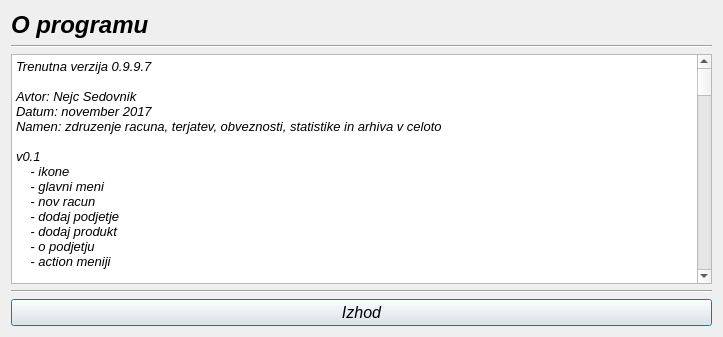
First picture: the form in oprogramu.ui, repository MaxMaxy/racun, before the edit.
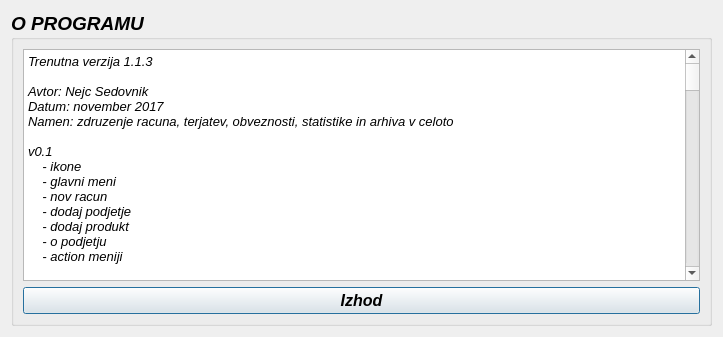
Second picture: the form after the edit.

The edit to the form file:
```diff
--- a/oprogramu.ui
+++ b/oprogramu.ui
@@ -26,41 +26,24 @@
   <property name="windowTitle">
    <string>Dialog</string>
   </property>
-  <layout class="QGridLayout" name="gridLayout">
+  <layout class="QGridLayout" name="gridLayout_2">
    <item row="0" column="0">
-    <layout class="QVBoxLayout" name="verticalLayout">
-     <item>
-      <widget class="QLabel" name="label">
+    <widget class="QGroupBox" name="groupBox">
        <property name="font">
         <font>
-         <family>MS Sans Serif</family>
-         <pointsize>18</pointsize>
+       <pointsize>14</pointsize>
          <weight>75</weight>
-         <italic>true</italic>
          <bold>true</bold>
         </font>
        </property>
-       <property name="text">
-        <string>O programu</string>
-       </property>
-       <property name="buddy">
-        <cstring>plainTextEdit</cstring>
-       </property>
-      </widget>
-     </item>
-     <item>
-      <widget class="Line" name="line">
-       <property name="font">
-        <font>
-         <italic>true</italic>
-        </font>
-       </property>
-       <property name="orientation">
-        <enum>Qt::Horizontal</enum>
-       </property>
-      </widget>
-     </item>
-     <item>
+     <property name="title">
+      <string>O PROGRAMU</string>
+     </property>
+     <property name="flat">
+      <bool>true</bool>
+     </property>
+     <layout class="QGridLayout" name="gridLayout">
+      <item row="0" column="0">
       <widget class="QPlainTextEdit" name="plainTextEdit">
        <property name="enabled">
         <bool>true</bool>
@@ -75,14 +58,16 @@
         <font>
          <family>MS Sans Serif</family>
          <pointsize>10</pointsize>
+          <weight>50</weight>
          <italic>true</italic>
+          <bold>false</bold>
         </font>
        </property>
        <property name="readOnly">
         <bool>true</bool>
        </property>
        <property name="plainText">
-        <string>Trenutna verzija 0.9.9.7
+         <string>Trenutna verzija 1.1.3
 
 Avtor: Nejc Sedovnik
 Datum: november 2017
@@ -190,25 +175,40 @@
     - posodobljeno popravljanje produktov v Dodaj/popravi produkt
     - nov racun popravljena dobavnica
 
+v0.9.9.9
+    - dodana statistika za obveznosti
+    - pri testiranju ni zaznanih programskih tezav
+
+v1.0
+    - dodano posiljanje racuna preko maila
+    - popravljena statistika v obveznostih
+    - popravljena tezava pri dodajanju produktov v nov racun
+    - stilski popravki
+    - dodana moznost obrocnega placila v placilu racuna
+
+v1.1
+    - narejen backup nastavitev v nastavitvah
+    - stilski popravki
+
+v1.1.1
+    - moznost izdelave eRacuna vsem strankam
+
+v1.1.2
+    - v terjatve / obveznosti dodana moznost kopiranja vsebine racuna v clipboard (namenjeno lepljenju v email)
+
+v1.1.3
+    - spremenjen popust v racunu
+    - moznost dodajanja popusta posameznemu produktu
+    - spremenjeno sestevanje vsot
+    - spremenjen arhiv za popravek racuna
+
 TO_DO:
-    - moznost posiljanja racuna po emailu strankam
-    - printanje deluje preko AdobeReaderja</string>
+    - printanje deluje preko AdobeReaderja
+    - v arhivu dodaj, da ob spremembi starega, kopira v izbrisane in doda novega, ter odstrani starega iz terjatev</string>
        </property>
       </widget>
      </item>
-     <item>
-      <widget class="Line" name="line_2">
-       <property name="font">
-        <font>
-         <italic>true</italic>
-        </font>
-       </property>
-       <property name="orientation">
-        <enum>Qt::Horizontal</enum>
-       </property>
-      </widget>
-     </item>
-     <item>
+      <item row="1" column="0">
       <widget class="QPushButton" name="pushButton">
        <property name="font">
         <font>
@@ -223,6 +223,7 @@
       </widget>
      </item>
     </layout>
+    </widget>
    </item>
   </layout>
  </widget>
```
Lines whose indentation alone changed are shown as unchanged.
